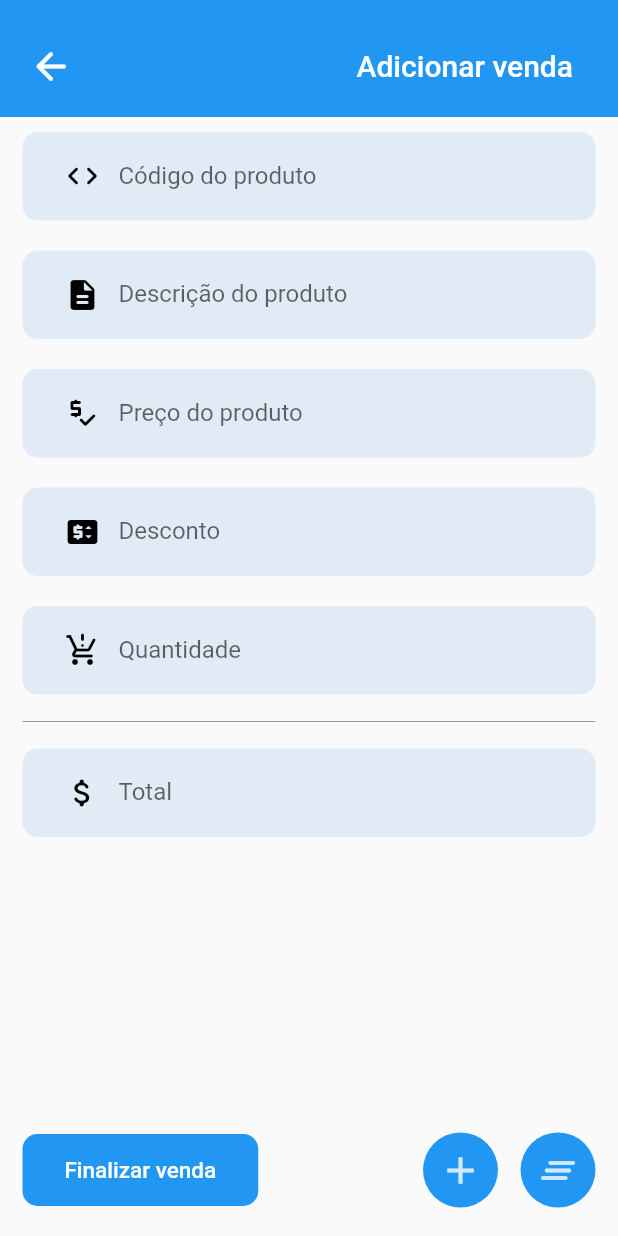
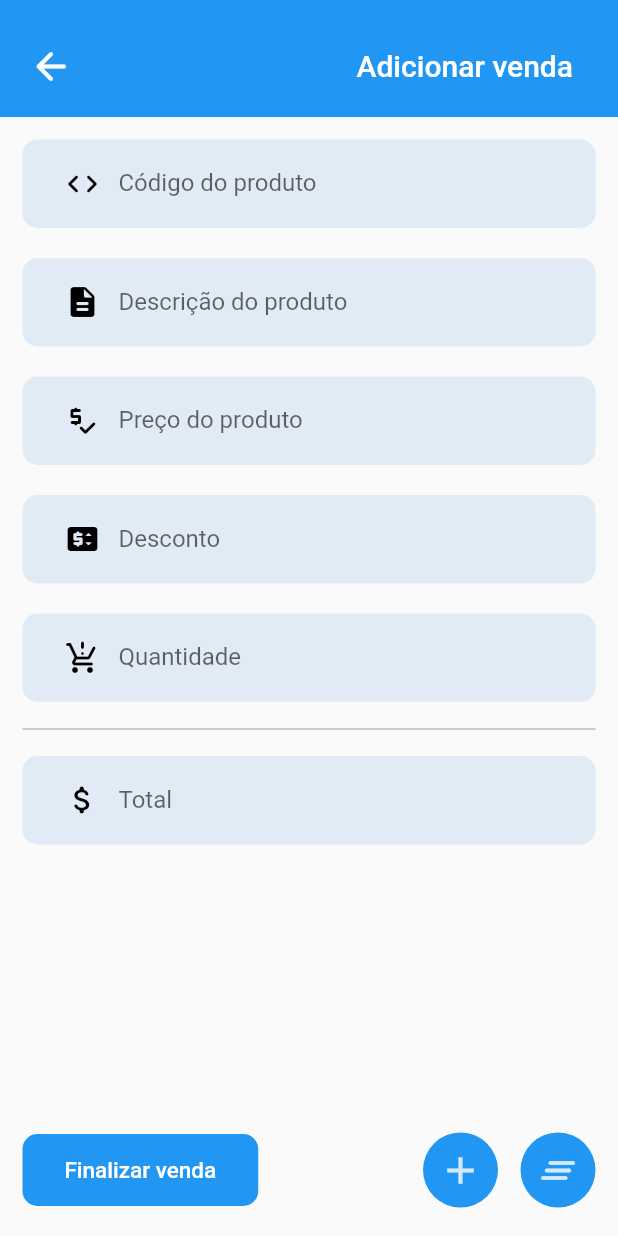
Before and after one commit to guiqmaia/gear, a Flutter app: the SalesPage screen opened directly, on a phone screen of 412 x 824 dp. Run offline on Flutter 3.47's test engine with Material 2 defaults, Android fonts, the phone set to English and light mode, and no system bars.

Commit message:
[update] update sales page

```diff
--- a/lib/presenter/cash_register/cash_register_page.dart
+++ b/lib/presenter/cash_register/cash_register_page.dart
@@ -24,7 +24,10 @@ class _CashRegisterPageState extends State<CashRegisterPage> {
               ),
             );
           },
-          icon: const Icon(Icons.arrow_back_rounded),
+          icon: const Icon(
+            Icons.arrow_back_rounded,
+            size: 30,
+          ),
         ),
       ),
       body: const BodyCashRegister(),
--- a/lib/presenter/sales/sales_page.dart
+++ b/lib/presenter/sales/sales_page.dart
@@ -1,21 +1,25 @@
 import 'package:flutter/material.dart';
 import 'package:flutter/src/foundation/key.dart';
 import 'package:flutter/src/widgets/framework.dart';
-import 'package:gear/presenter/cash_register/cash_register_page.dart';
-import 'package:gear/presenter/cash_register/widgets/body_cash_register.dart';
-import 'package:gear/presenter/cash_register/widgets/sale_register_container.dart';
 
-import 'widgets/input_sale_items.dart';
+import 'widgets/bottom_btn_sales.dart';
+import 'widgets/top_bar_sale.dart';
+import 'widgets/wrap_textfield_sale.dart';
 
-class SalesPage extends StatelessWidget {
+class SalesPage extends StatefulWidget {
+  const SalesPage({Key? key}) : super(key: key);
+
+  @override
+  State<SalesPage> createState() => _SalesPageState();
+}
+
+class _SalesPageState extends State<SalesPage> {
   final codeController = TextEditingController();
   final descriptionController = TextEditingController();
   final priceController = TextEditingController();
   final descountController = TextEditingController();
   final quantityController = TextEditingController();
   final totalController = TextEditingController();
-
-  SalesPage({Key? key}) : super(key: key);
 
   @override
   Widget build(BuildContext context) {
@@ -24,170 +28,25 @@ class SalesPage extends StatelessWidget {
         child: Column(
           crossAxisAlignment: CrossAxisAlignment.end,
           children: [
-            Container(
-              width: double.maxFinite,
-              padding: const EdgeInsets.only(
-                  bottom: 10, top: 20, right: 30, left: 10),
-              decoration: const BoxDecoration(
-                color: Colors.blue,
-              ),
-              child: Row(
-                mainAxisAlignment: MainAxisAlignment.spaceBetween,
-                children: [
-                  IconButton(
-                    onPressed: () {
-                      Navigator.of(context).push(
-                        MaterialPageRoute(
-                          builder: (context) => const CashRegisterPage(),
-                        ),
-                      );
-                    },
-                    icon: const Icon(
-                      Icons.arrow_back_rounded,
-                      color: Colors.white,
-                      size: 30,
-                    ),
-                  ),
-                  const Text(
-                    'Adicionar venda',
-                    style: TextStyle(
-                      color: Colors.white,
-                      fontSize: 20,
-                      fontWeight: FontWeight.w500,
-                    ),
-                  ),
-                ],
-              ),
-            ),
-            Wrap(
-              children: [
-                InputSaleItems(
-                  labelItem: 'Código do produto',
-                  iconInput: Icons.code_rounded,
-                  typeController: codeController,
-                ),
-                InputSaleItems(
-                  labelItem: 'Descrição do produto',
-                  iconInput: Icons.description_rounded,
-                  typeController: descountController,
-                ),
-                InputSaleItems(
-                  labelItem: 'Preço do produto',
-                  iconInput: Icons.price_check_rounded,
-                  typeController: priceController,
-                ),
-                InputSaleItems(
-                  labelItem: 'Desconto',
-                  iconInput: Icons.price_change_rounded,
-                  typeController: descountController,
-                ),
-                InputSaleItems(
-                  labelItem: 'Quantidade',
-                  iconInput: Icons.production_quantity_limits_rounded,
-                  typeController: quantityController,
-                ),
-              ],
-            ),
-            const Divider(
-              indent: 15,
-              endIndent: 15,
-              color: Colors.grey,
-            ),
-            InputSaleItems(
-              labelItem: 'Total',
-              iconInput: Icons.attach_money_rounded,
-              typeController: totalController,
+            const TopBarSale(),
+            WrapTextFieldSale(
+              codeController: codeController,
+              descountController: descountController,
+              priceController: priceController,
+              quantityController: quantityController,
+              totalController: totalController,
             ),
           ],
         ),
       ),
-      bottomNavigationBar: Row(
-        mainAxisAlignment: MainAxisAlignment.spaceBetween,
-        children: [
-          Container(
-            margin: const EdgeInsets.symmetric(
-              horizontal: 15,
-              vertical: 20,
-            ),
-            padding: const EdgeInsets.symmetric(
-              horizontal: 20,
-            ),
-            decoration: BoxDecoration(
-              color: Colors.blue,
-              borderRadius: BorderRadius.circular(10),
-            ),
-            child: TextButton(
-              onPressed: () {
-                createSale();
-              },
-              child: const Text(
-                'Finalizar venda',
-                style: TextStyle(
-                  color: Colors.white,
-                  fontSize: 15,
-                ),
-              ),
-            ),
-          ),
-          Row(
-            mainAxisAlignment: MainAxisAlignment.end,
-            children: [
-              Padding(
-                padding: const EdgeInsets.only(right: 15),
-                child: CircleAvatar(
-                  radius: 25,
-                  backgroundColor: Colors.blue,
-                  child: IconButton(
-                    tooltip: 'Adicione',
-                    onPressed: () {},
-                    icon: Icon(
-                      Icons.add,
-                      color: Colors.white.withOpacity(0.8),
-                      size: 30,
-                    ),
-                  ),
-                ),
-              ),
-              Padding(
-                padding: const EdgeInsets.only(right: 15),
-                child: CircleAvatar(
-                  radius: 25,
-                  backgroundColor: Colors.blue,
-                  child: IconButton(
-                    tooltip: 'Limpar',
-                    onPressed: () {
-                      codeController.clear();
-                      descriptionController.clear();
-                      priceController.clear();
-                      descountController.clear();
-                      quantityController.clear();
-                      totalController.clear();
-                    },
-                    icon: Icon(
-                      Icons.clear_all_rounded,
-                      color: Colors.white.withOpacity(0.8),
-                      size: 30,
-                    ),
-                  ),
-                ),
-              ),
-            ],
-          ),
-        ],
+      bottomNavigationBar: BottomBtnSales(
+        codeController: codeController,
+        descriptionController: descriptionController,
+        priceController: priceController,
+        descountController: descountController,
+        quantityController: quantityController,
+        totalController: totalController,
       ),
     );
   }
-
-  void createSale(){
-    SaleRegisterContainer(
-      price: totalController.text,
-      quantity: quantityController.value,
-      product: descriptionController.text,
-    );
-  }
 }
-
-
-
-// código produto, descrição, preço, quantidade, desconto,
-// botao +, fechar venda, total venda
--- /dev/null
+++ b/lib/presenter/sales/widgets/bottom_btn_sales.dart
@@ -0,0 +1,110 @@
+import 'package:flutter/material.dart';
+
+import 'package:gear/presenter/sales/widgets/wrap_textfield_sale.dart';
+
+import '../../cash_register/widgets/sale_register_container.dart';
+
+class BottomBtnSales extends StatelessWidget {
+  const BottomBtnSales({
+    Key? key,
+    required this.codeController,
+    required this.descriptionController,
+    required this.priceController,
+    required this.descountController,
+    required this.quantityController,
+    required this.totalController,
+  }) : super(key: key);
+
+  final TextEditingController codeController;
+  final TextEditingController descriptionController;
+  final TextEditingController priceController;
+  final TextEditingController descountController;
+  final TextEditingController quantityController;
+  final TextEditingController totalController;
+
+  void createSale() {
+    SaleRegisterContainer(
+      price: totalController.text,
+      quantity: quantityController.value,
+      product: descriptionController.text,
+    );
+  }
+
+  @override
+  Widget build(BuildContext context) {
+    return Row(
+      mainAxisAlignment: MainAxisAlignment.spaceBetween,
+      children: [
+        Container(
+          margin: const EdgeInsets.symmetric(
+            horizontal: 15,
+            vertical: 20,
+          ),
+          padding: const EdgeInsets.symmetric(
+            horizontal: 20,
+          ),
+          decoration: BoxDecoration(
+            color: Colors.blue,
+            borderRadius: BorderRadius.circular(10),
+          ),
+          child: TextButton(
+            onPressed: () {
+              //createSale();
+            },
+            child: const Text(
+              'Finalizar venda',
+              style: TextStyle(
+                color: Colors.white,
+                fontSize: 15,
+              ),
+            ),
+          ),
+        ),
+        Row(
+          mainAxisAlignment: MainAxisAlignment.end,
+          children: [
+            Padding(
+              padding: const EdgeInsets.only(right: 15),
+              child: CircleAvatar(
+                radius: 25,
+                backgroundColor: Colors.blue,
+                child: IconButton(
+                  tooltip: 'Adicione',
+                  onPressed: () {},
+                  icon: Icon(
+                    Icons.add,
+                    color: Colors.white.withOpacity(0.8),
+                    size: 30,
+                  ),
+                ),
+              ),
+            ),
+            Padding(
+              padding: const EdgeInsets.only(right: 15),
+              child: CircleAvatar(
+                radius: 25,
+                backgroundColor: Colors.blue,
+                child: IconButton(
+                  tooltip: 'Limpar',
+                  onPressed: () {
+                    codeController.clear();
+                    descriptionController.clear();
+                    priceController.clear();
+                    descountController.clear();
+                    quantityController.clear();
+                    totalController.clear();
+                  },
+                  icon: Icon(
+                    Icons.clear_all_rounded,
+                    color: Colors.white.withOpacity(0.8),
+                    size: 30,
+                  ),
+                ),
+              ),
+            ),
+          ],
+        ),
+      ],
+    );
+  }
+}
--- /dev/null
+++ b/lib/presenter/sales/widgets/top_bar_sale.dart
@@ -0,0 +1,46 @@
+import 'package:flutter/material.dart';
+
+import '../../cash_register/cash_register_page.dart';
+
+class TopBarSale extends StatelessWidget {
+  const TopBarSale({Key? key}) : super(key: key);
+
+  @override
+  Widget build(BuildContext context) {
+    return Container(
+      width: double.maxFinite,
+      margin: const EdgeInsets.only(bottom: 5),
+      padding: const EdgeInsets.only(bottom: 10, top: 20, right: 30, left: 10),
+      decoration: const BoxDecoration(
+        color: Colors.blue,
+      ),
+      child: Row(
+        mainAxisAlignment: MainAxisAlignment.spaceBetween,
+        children: [
+          IconButton(
+            onPressed: () {
+              Navigator.of(context).push(
+                MaterialPageRoute(
+                  builder: (context) => const CashRegisterPage(),
+                ),
+              );
+            },
+            icon: const Icon(
+              Icons.arrow_back_rounded,
+              color: Colors.white,
+              size: 30,
+            ),
+          ),
+          const Text(
+            'Adicionar venda',
+            style: TextStyle(
+              color: Colors.white,
+              fontSize: 20,
+              fontWeight: FontWeight.w500,
+            ),
+          ),
+        ],
+      ),
+    );
+  }
+}
--- /dev/null
+++ b/lib/presenter/sales/widgets/wrap_textfield_sale.dart
@@ -0,0 +1,63 @@
+import 'package:flutter/material.dart';
+
+import 'input_sale_items.dart';
+
+class WrapTextFieldSale extends StatelessWidget {
+  const WrapTextFieldSale({
+    Key? key,
+    required this.codeController,
+    required this.descountController,
+    required this.priceController,
+    required this.quantityController,
+    required this.totalController,
+  }) : super(key: key);
+
+  final TextEditingController codeController;
+  final TextEditingController descountController;
+  final TextEditingController priceController;
+  final TextEditingController quantityController;
+  final TextEditingController totalController;
+
+  @override
+  Widget build(BuildContext context) {
+    return Wrap(
+      children: [
+        InputSaleItems(
+          labelItem: 'Código do produto',
+          iconInput: Icons.code_rounded,
+          typeController: codeController,
+        ),
+        InputSaleItems(
+          labelItem: 'Descrição do produto',
+          iconInput: Icons.description_rounded,
+          typeController: descountController,
+        ),
+        InputSaleItems(
+          labelItem: 'Preço do produto',
+          iconInput: Icons.price_check_rounded,
+          typeController: priceController,
+        ),
+        InputSaleItems(
+          labelItem: 'Desconto',
+          iconInput: Icons.price_change_rounded,
+          typeController: descountController,
+        ),
+        InputSaleItems(
+          labelItem: 'Quantidade',
+          iconInput: Icons.production_quantity_limits_rounded,
+          typeController: quantityController,
+        ),
+        const Divider(
+          indent: 15,
+          endIndent: 15,
+          color: Colors.grey,
+        ),
+        InputSaleItems(
+          labelItem: 'Total',
+          iconInput: Icons.attach_money_rounded,
+          typeController: totalController,
+        ),
+      ],
+    );
+  }
+}
```
